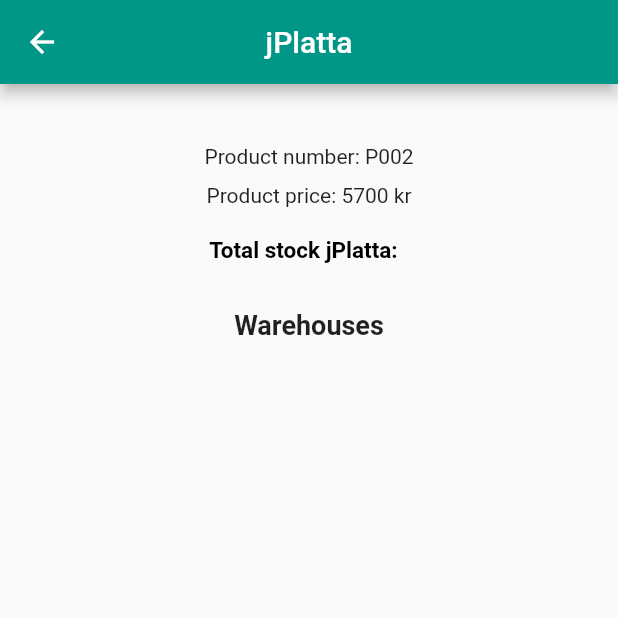
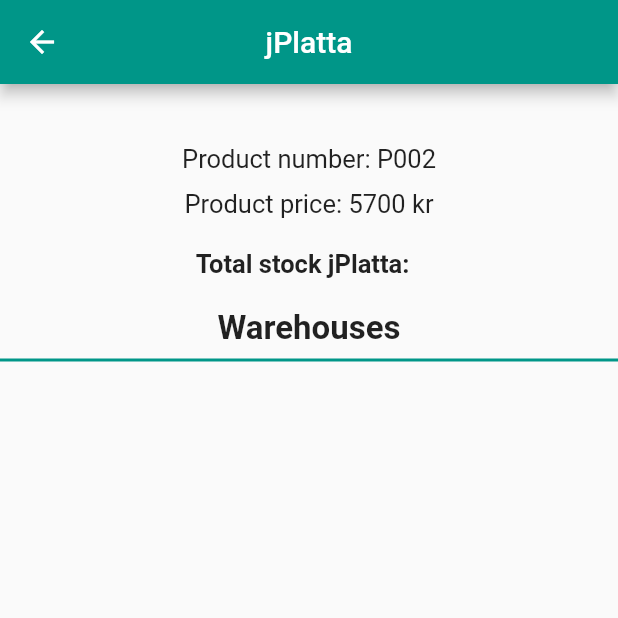
Before and after one commit to Hanuk0/Paron_AB, a Flutter app: the JPlattaView screen opened directly, on a phone screen of 412 x 824 dp, the top half of it. Run offline on Flutter 3.47's test engine with Material 2 defaults, Android fonts, the phone set to English and light mode, and no system bars; our stand-ins replace cloud_firestore, firebase_core; accounts and stored records are empty.

Commit message:
resizing fonts

```diff
--- a/lib/views/jplattaview.dart
+++ b/lib/views/jplattaview.dart
@@ -30,23 +30,29 @@
                 mainAxisAlignment: MainAxisAlignment.center,
               ),
               Container(height: 10),
-              const Text('Product number: P002'),
+              const Text(
+                'Product number: P002',
+                style: TextStyle(fontSize: 17),
+              ),
               Container(height: 10),
-              const Text('Product price: 5700 kr'),
+              const Text(
+                'Product price: 5700 kr',
+                style: TextStyle(fontSize: 17),
+              ),
               Container(height: 20),
               const Text(
                 'Total stock jPlatta:  ',
-                style: TextStyle(
-                    fontSize: 15.0,
-                    fontWeight: FontWeight.bold,
-                    color: Colors.black),
+                style: TextStyle(fontSize: 17, fontWeight: FontWeight.bold),
               ),
-              Container(height: 30),
+              Container(height: 20),
               const Text(
                 ('Warehouses'),
-                style: TextStyle(fontSize: 18, fontWeight: FontWeight.bold),
+                style: TextStyle(fontSize: 22, fontWeight: FontWeight.bold),
               ),
-              Container(height: 20),
+              const Divider(
+                thickness: 2,
+                color: Colors.teal,
+              ),
               Expanded(
                 child: StreamBuilder<QuerySnapshot>(
                   stream: widget._firestore
@@ -134,13 +140,22 @@
             index]; //för att kunna kalla på olika delar från ett doc, exempelvis doc['name']
 
         //Lista på produkter med prduktstad och produktlager
-        return ListTile(
+        return Card(
+            child: ListTile(
                 key: Key(doc.id),
                 contentPadding: const EdgeInsets.all(16),
-            leading: const Icon(Icons.warehouse_sharp),
-            title: Text(doc['prodCity']),
+                leading: const Icon(
+                  Icons.warehouse_sharp,
+                  size: 30,
+                ),
+                title: Text(doc['prodCity'],
+                    style: const TextStyle(
+                        fontSize: 18, fontWeight: FontWeight.w500)),
                 subtitle: const Text('Tap to edit stock'),
-            trailing: Text('Quantity: ' + doc['prodQuant'].toString()),
+                trailing: Text(
+                  'Quantity: ' + doc['prodQuant'].toString(),
+                  style: const TextStyle(fontSize: 15),
+                ),
                 onTap: () {
                   Navigator.push(
                       context,
@@ -152,6 +167,6 @@
                           prodQuant: doc['prodQuant'],
                         ),
                       ));
-            });
+                }));
       });
 }
```
Also changed, not shown: lib/views/jtelefonview.dart (+29 -14 lines), lib/views/paronklockaview.dart (+30 -14 lines). Lines whose indentation alone changed are shown as unchanged.
